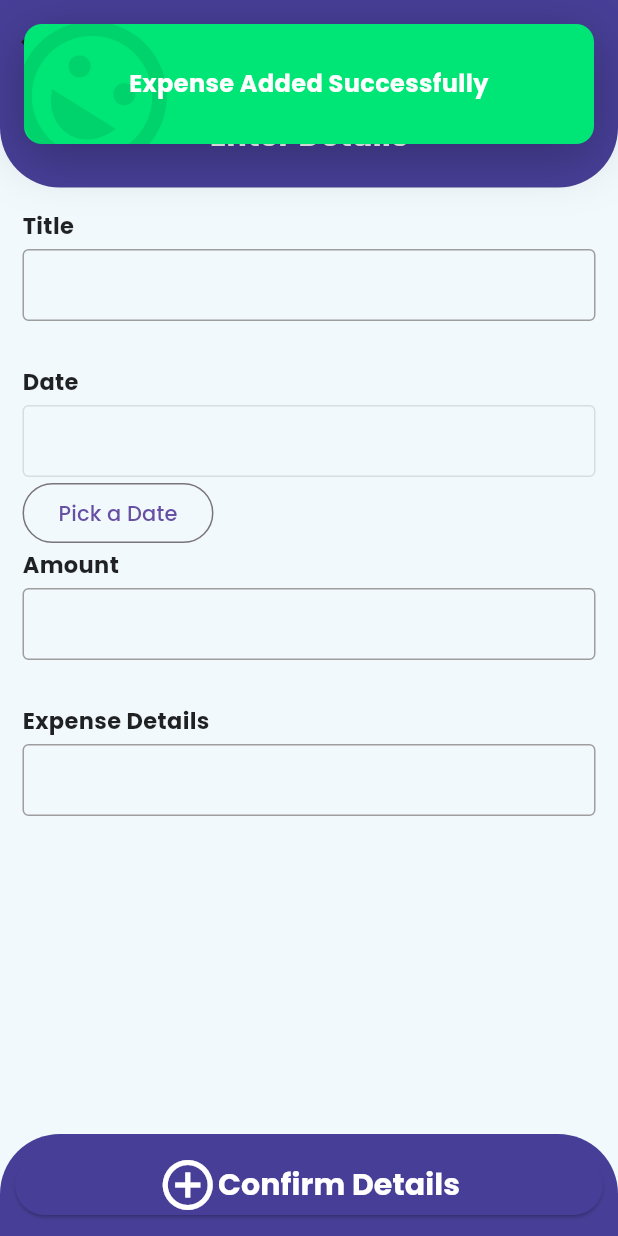
After one commit to Istiaq75/FitnessPal_Admin, a Flutter app: the AddPackages screen opened directly, after a tap on "Confirm Details", on a phone screen of 412 x 824 dp. The commit adds this screen. Run offline on Flutter 3.47's test engine with Material 3 defaults, Android fonts, the phone set to English and light mode, and no system bars; drawn by our look-alikes of top_snackbar_flutter; our stand-ins replace carousel_slider, cloud_firestore, firebase_auth, firebase_core, firebase_database, firebase_storage and 5 more; accounts and stored records are empty; key blocks and very long unbroken strings in the code were emptied for the run.

Commit message:
package system ui start

```diff
--- /dev/null
+++ b/lib/view/packages/add_packages.dart
@@ -0,0 +1,222 @@
+// ignore_for_file: use_key_in_widget_constructors, library_private_types_in_public_api, avoid_unnecessary_containers, prefer_const_constructors, no_leading_underscores_for_local_identifiers, use_build_context_synchronously, prefer_const_literals_to_create_immutables, unused_local_variable
+
+import 'package:cloud_firestore/cloud_firestore.dart';
+import 'package:firebase_auth/firebase_auth.dart';
+import 'package:flutter/material.dart';
+import 'package:intl/intl.dart';
+import 'package:top_snackbar_flutter/custom_snack_bar.dart';
+import 'package:top_snackbar_flutter/top_snack_bar.dart';
+
+import '../../common/colo_extension.dart';
+import '../../components/make_input.dart';
+
+class AddPackages extends StatefulWidget {
+  @override
+  _AddPackagesState createState() => _AddPackagesState();
+}
+
+class _AddPackagesState extends State<AddPackages> {
+  final FirebaseAuth auth = FirebaseAuth.instance;
+  final TextEditingController titleController = TextEditingController();
+  final TextEditingController amountController = TextEditingController();
+  final TextEditingController detailsController = TextEditingController();
+  final TextEditingController dateController = TextEditingController()
+    ..text = 'Please select a Date.';
+
+  @override
+  Widget build(BuildContext context) {
+    DateTime today = DateTime.now();
+    return Scaffold(
+      backgroundColor: TColor.primaryColor,
+      appBar: AppBar(
+          backgroundColor: TColor.secondaryColor,
+          elevation: 0.0,
+          title: const Text("Add Expenses"),
+          leading: IconButton(
+            icon: const Icon(Icons.arrow_back_ios),
+            iconSize: 28.0,
+            onPressed: () {
+              Navigator.pop(context);
+            },
+          )),
+      body: SafeArea(
+        child: Column(
+          children: [
+            Container(
+              padding: const EdgeInsets.all(20.0),
+              decoration: BoxDecoration(
+                color: TColor.secondaryColor,
+                borderRadius: const BorderRadius.only(
+                  bottomLeft: Radius.circular(40.0),
+                  bottomRight: Radius.circular(40.0),
+                ),
+              ),
+              child: Row(
+                children: [
+                  Flexible(
+                    child: Container(
+                      child: Center(
+                        child: Text(
+                          'Enter Details',
+                          style: TextStyle(
+                              color: Colors.white,
+                              fontWeight: FontWeight.bold,
+                              fontSize: 20.0),
+                        ),
+                      ),
+                    ),
+                  ),
+                ],
+              ),
+            ),
+            Expanded(
+              child: SingleChildScrollView(
+                child: Container(
+                  padding: const EdgeInsets.all(15.0),
+                  child: Column(
+                    mainAxisAlignment: MainAxisAlignment.center,
+                    children: [
+                      MakeInput(
+                        label: 'Title',
+                        obscureText: false,
+                        controllerID: titleController,
+                      ),
+                      Column(
+                        crossAxisAlignment: CrossAxisAlignment.start,
+                        children: [
+                          Text(
+                            'Date',
+                            style: TextStyle(
+                              fontSize: 15.0,
+                              fontWeight: FontWeight.w700,
+                              color: Colors.black87,
+                            ),
+                          ),
+                          SizedBox(
+                            height: 5.0,
+                          ),
+                          TextField(
+                            controller: dateController,
+                            enabled: false,
+                            decoration: InputDecoration(
+                              contentPadding: EdgeInsets.symmetric(
+                                vertical: 0.0,
+                                horizontal: 10.0,
+                              ),
+                              enabledBorder: OutlineInputBorder(
+                                borderSide: BorderSide(
+                                  color: Colors.grey,
+                                ),
+                              ),
+                              border: OutlineInputBorder(
+                                borderSide: BorderSide(
+                                  color: Colors.grey,
+                                ),
+                              ),
+                            ),
+                          ),
+                          OutlinedButton(
+                            child: Text('Pick a Date'),
+                            onPressed: () {
+                              showDatePicker(
+                                context: context,
+                                initialDate: DateTime.now(),
+                                firstDate: DateTime(2001),
+                                lastDate: DateTime(2100),
+                              ).then((_dateTime) {
+                                setState(() {
+                                  dateController.text = DateFormat('yyyy-MM-dd')
+                                      .format(_dateTime!);
+                                });
+                              });
+                            },
+                          ),
+                        ],
+                      ),
+                      MakeInput(
+                        label: 'Amount',
+                        obscureText: false,
+                        controllerID: amountController,
+                      ),
+                      MakeInput(
+                        label: 'Expense Details',
+                        obscureText: false,
+                        controllerID: detailsController,
+                      ),
+                    ],
+                  ),
+                ),
+              ),
+            ),
+            Container(
+              padding: const EdgeInsets.all(10.0),
+              decoration: BoxDecoration(
+                color: TColor.secondaryColor,
+                borderRadius: BorderRadius.only(
+                  topLeft: Radius.circular(40.0),
+                  topRight: Radius.circular(40.0),
+                ),
+              ),
+              child: ElevatedButton(
+                style: ButtonStyle(
+                  backgroundColor:
+                  MaterialStateProperty.all(TColor.secondaryColor),
+                ),
+                onPressed: () async {
+                  try {
+                    final data = FirebaseFirestore.instance
+                        .collection("Packages")
+                        .doc();
+                    await data.set({
+                      'id': data.id.toString(),
+                      'Title': titleController.text,
+                      'Amount': amountController.text,
+                      'Details': detailsController.text,
+                      'Date': dateController.text,
+                    }).then((value) {
+                      showTopSnackBar(
+                          Overlay.of(context),
+                          CustomSnackBar.success(
+                            message: "Expense Added Successfully",
+                          ));
+
+                      titleController.clear();
+                      amountController.clear();
+                      detailsController.clear();
+                      dateController.clear();
+                    });
+                  } catch (e) {
+                    showTopSnackBar(
+                      Overlay.of(context),
+                      CustomSnackBar.error(
+                        message: e.toString(),
+                      ),
+                    );
+                  }
+                },
+                child: Row(
+                  mainAxisAlignment: MainAxisAlignment.center,
+                  children: <Widget>[
+                    Icon(
+                      Icons.add_circle_outline,
+                      color: Colors.white,
+                      size: 40.0,
+                    ),
+                    Text(
+                      'Confirm Details',
+                      style: TextStyle(
+                        fontSize: 20,
+                        fontWeight: FontWeight.w700,
+                        color: Colors.white,
+                      ),
+                    ),
+                  ],
+                ),
+              ),
+            ),
+          ],
+        ),
+      ),
+    );
+  }
+}
```
Also changed, not shown: lib/view/Authentication/LoginScreen/login_view.dart (+37 -49 lines), lib/view/income_expenses/inc_exp_screen.dart (+63 -68 lines), lib/view/packages/view_packages.dart (added, +178 -0 lines), lib/view/paid_workout/Bottomnavbar.dart (+6 -5 lines), assets/images/subscription.png (added), dev_lib/calendar_agenda/example/pubspec.lock, dev_lib/calendar_agenda/pubspec.lock, pubspec.lock, 4 other files.
